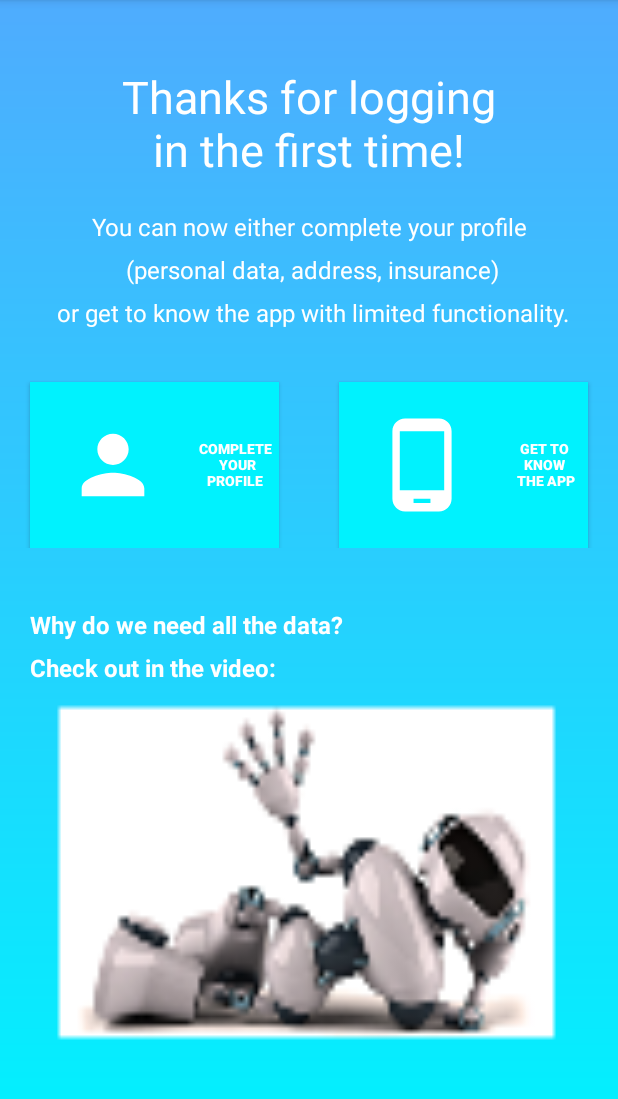
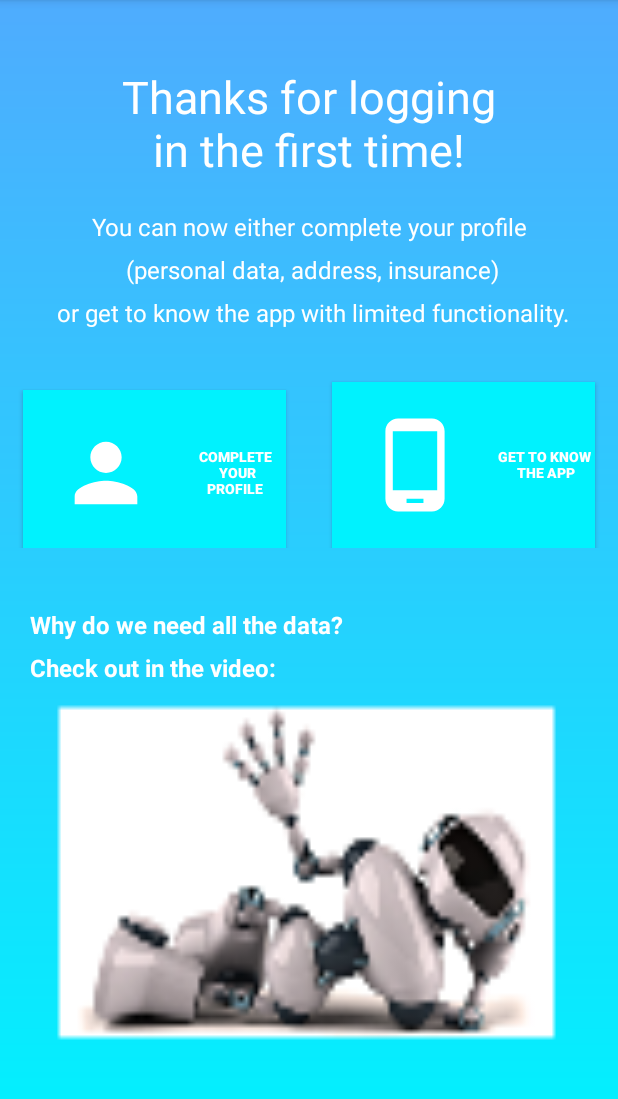
Before and after one commit to KanniX94/MobileComputing, an Android app: the FirstLoginView screen opened directly, with no data from a screen before it, on a phone screen of 412 x 824 dp, the part 84-1183 px from its top. Run offline under Robolectric (Android 15) with nearby library versions, the light colour scheme and no system bars.

Commit message:
little change in firstlogin xml

```diff
--- a/app/src/main/res/layout/activity_first_time_login.xml
+++ b/app/src/main/res/layout/activity_first_time_login.xml
@@ -40,8 +40,8 @@
             android:drawableTint="#FFF"
             android:layout_weight="1"
             android:layout_marginTop="15dp"
-            android:layout_marginLeft="20dp"
-            android:layout_marginRight="20dp"
+            android:layout_marginLeft="15dp"
+            android:layout_marginRight="15dp"
             android:padding="1dp"
             android:textSize="9sp"
             android:textColor="#FFF"
@@ -57,10 +57,11 @@
             android:layout_width="match_parent"
             android:drawableLeft="@drawable/checkoutapp_foreground"
             android:drawableTint="#FFF"
+
             android:layout_weight="1"
             android:layout_marginTop="15dp"
-            android:layout_marginLeft="20dp"
-            android:layout_marginRight="20dp"
+            android:layout_marginLeft="15dp"
+            android:layout_marginRight="15dp"
             android:padding="1dp"
             android:textSize="9sp"
             android:textColor="#FFF"
```
